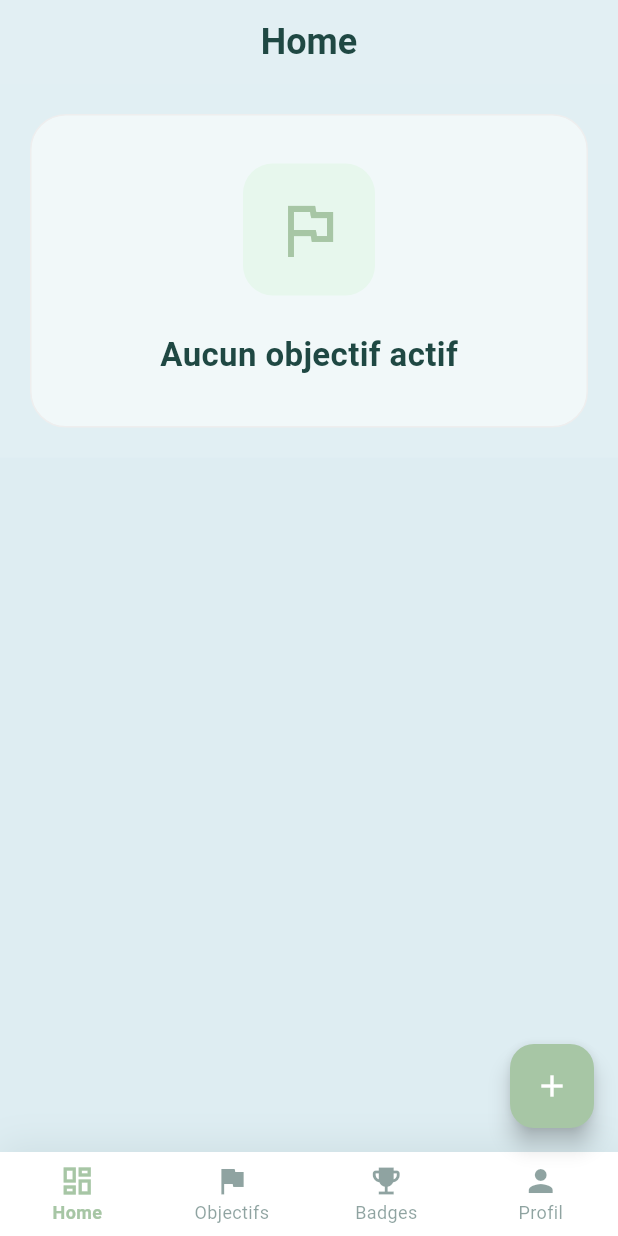
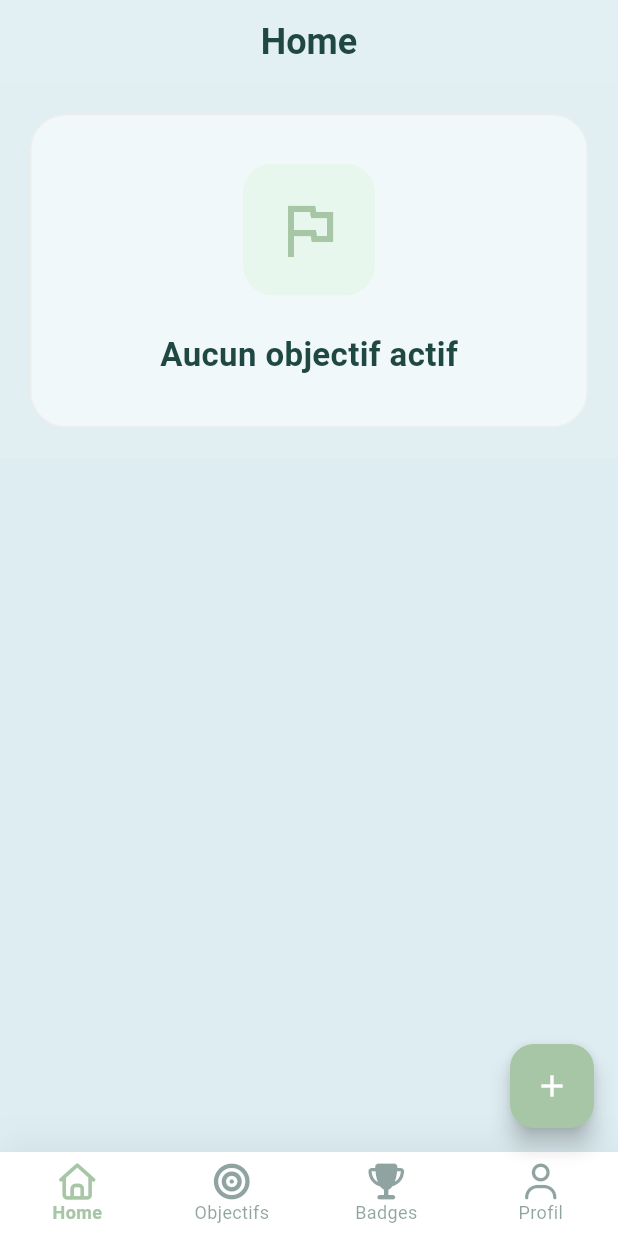
Before and after one commit to MOUSSBEKK/HabitoX, a Flutter app: the screen it shows after launch, on a phone screen of 412 x 824 dp. Run offline on Flutter 3.47's test engine with Material 3 defaults, Android fonts, the phone set to English and light mode, and no system bars; our stand-ins replace font_awesome_flutter, localstorage, shared_preferences; accounts and stored records are empty.

Commit message:
feat: add new icons

```diff
--- a/lib/main.dart
+++ b/lib/main.dart
@@ -6,6 +6,7 @@ import 'services/calendar_service.dart';
 import 'services/user_profile_service.dart';
 import 'screens/home_screen.dart';
 import 'constants/app_colors.dart';
+import 'package:font_awesome_flutter/font_awesome_flutter.dart';
 
 Future<void> main() async {
   WidgetsFlutterBinding.ensureInitialized();
@@ -29,23 +30,6 @@ class HabitoXApp extends StatelessWidget {
         title: 'HabitoX',
         theme: ThemeData(
           useMaterial3: true,
-
-          // Couleurs principales
-          primaryColor: AppColors.primaryColor,
-          // primarySwatch:
-          //     MaterialColor(AppColors.primaryColor.value, <int, Color>{
-          //       50: AppColors.primaryColor.withValues(alpha: 0.1),
-          //       100: AppColors.primaryColor.withValues(alpha: 0.2),
-          //       200: AppColors.primaryColor.withValues(alpha: 0.3),
-          //       300: AppColors.primaryColor.withValues(alpha: 0.4),
-          //       400: AppColors.primaryColor.withValues(alpha: 0.5),
-          //       500: AppColors.primaryColor,
-          //       600: AppColors.primaryDark,
-          //       700: AppColors.primaryDark,
-          //       800: AppColors.primaryDark,
-          //       900: AppColors.primaryDark,
-          //     }),
-
           // Couleurs de surface
           scaffoldBackgroundColor: AppColors.lightColor.withValues(alpha: 0.15),
           cardColor: Colors.white,
@@ -62,113 +46,6 @@ class HabitoXApp extends StatelessWidget {
               fontWeight: FontWeight.w600,
             ),
           ),
-
-          // Boutons
-          // elevatedButtonTheme: ElevatedButtonThemeData(
-          //   style: ElevatedButton.styleFrom(
-          //     backgroundColor: AppColors.primaryColor,
-          //     foregroundColor: Colors.white,
-          //     elevation: 0,
-          //     shadowColor: AppColors.primaryColor.withValues(alpha: 0.3),
-          //     shape: RoundedRectangleBorder(
-          //       borderRadius: BorderRadius.circular(16),
-          //     ),
-          //     padding: const EdgeInsets.symmetric(horizontal: 24, vertical: 16),
-          //     textStyle: const TextStyle(
-          //       fontSize: 16,
-          //       fontWeight: FontWeight.w500,
-          //     ),
-          //   ),
-          // ),
-
-          // outlinedButtonTheme: OutlinedButtonThemeData(
-          //   style: OutlinedButton.styleFrom(
-          //     foregroundColor: AppColors.darkColor,
-          //     side: BorderSide(
-          //       color: AppColors.darkColor.withValues(alpha: 0.3),
-          //       width: 1.5,
-          //     ),
-          //     shape: RoundedRectangleBorder(
-          //       borderRadius: BorderRadius.circular(16),
-          //     ),
-          //     padding: const EdgeInsets.symmetric(horizontal: 24, vertical: 16),
-          //     textStyle: const TextStyle(
-          //       fontSize: 16,
-          //       fontWeight: FontWeight.w500,
-          //     ),
-          //   ),
-          // ),
-          // textButtonTheme: TextButtonThemeData(
-          //   style: TextButton.styleFrom(
-          //     foregroundColor: AppColors.primaryColor,
-          //     shape: RoundedRectangleBorder(
-          //       borderRadius: BorderRadius.circular(12),
-          //     ),
-          //     padding: const EdgeInsets.symmetric(horizontal: 16, vertical: 12),
-          //     textStyle: const TextStyle(
-          //       fontSize: 16,
-          //       fontWeight: FontWeight.w500,
-          //     ),
-          //   ),
-          // ),
-
-          // // Cartes
-          // cardTheme: CardThemeData(
-          //   color: Colors.white,
-          //   elevation: 0,
-          //   shadowColor: AppColors.darkColor.withValues(alpha: 0.1),
-          //   shape: RoundedRectangleBorder(
-          //     borderRadius: BorderRadius.circular(20),
-          //     side: BorderSide(
-          //       color: AppColors.lightColor.withValues(alpha: 0.3),
-          //       width: 1,
-          //     ),
-          //   ),
-          // ),
-
-          // // Input
-          // inputDecorationTheme: InputDecorationTheme(
-          //   filled: true,
-          //   fillColor: AppColors.lightColor.withValues(alpha: 0.2),
-          //   border: OutlineInputBorder(
-          //     borderRadius: BorderRadius.circular(16),
-          //     borderSide: BorderSide(
-          //       color: AppColors.lightColor.withValues(alpha: 0.5),
-          //     ),
-          //   ),
-          //   enabledBorder: OutlineInputBorder(
-          //     borderRadius: BorderRadius.circular(16),
-          //     borderSide: BorderSide(
-          //       color: AppColors.lightColor.withValues(alpha: 0.5),
-          //     ),
-          //   ),
-          //   focusedBorder: OutlineInputBorder(
-          //     borderRadius: BorderRadius.circular(16),
-          //     borderSide: BorderSide(color: AppColors.primaryColor, width: 2),
-          //   ),
-          //   labelStyle: TextStyle(color: AppColors.darkColor.withValues(alpha: 0.7)),
-          //   hintStyle: TextStyle(color: AppColors.darkColor.withValues(alpha: 0.5)),
-          // ),
-
-          // Textes
-          // textTheme: const TextTheme(
-          //   displayLarge: TextStyle(color: AppColors.darkColor),
-          //   displayMedium: TextStyle(color: AppColors.darkColor),
-          //   displaySmall: TextStyle(color: AppColors.darkColor),
-          //   headlineLarge: TextStyle(color: AppColors.darkColor),
-          //   headlineMedium: TextStyle(color: AppColors.darkColor),
-          //   headlineSmall: TextStyle(color: AppColors.darkColor),
-          //   titleLarge: TextStyle(color: AppColors.darkColor),
-          //   titleMedium: TextStyle(color: AppColors.darkColor),
-          //   titleSmall: TextStyle(color: AppColors.darkColor),
-          //   bodyLarge: TextStyle(color: AppColors.darkColor),
-          //   bodyMedium: TextStyle(color: AppColors.darkColor),
-          //   bodySmall: TextStyle(color: AppColors.darkColor),
-          //   labelLarge: TextStyle(color: AppColors.darkColor),
-          //   labelMedium: TextStyle(color: AppColors.darkColor),
-          //   labelSmall: TextStyle(color: AppColors.darkColor),
-          // ),
-
           // Divider
           dividerTheme: DividerThemeData(
             color: AppColors.lightColor.withValues(alpha: 0.5),
--- a/lib/screens/home_screen.dart
+++ b/lib/screens/home_screen.dart
@@ -5,6 +5,7 @@ import 'badges_screen.dart';
 import '../widgets/skill_progress_widget.dart';
 import '../models/goal.dart';
 import '../widgets/add_goal_bottom_sheet.dart';
+import 'package:font_awesome_flutter/font_awesome_flutter.dart';
 
 // Couleurs du design épuré
 class HomeColors {
@@ -103,22 +104,31 @@ class _HomeScreenState extends State<HomeScreen> {
               elevation: 0,
               items: [
                 BottomNavigationBarItem(
-                  icon: Icon(
-                    Icons.dashboard_outlined,
+                  icon: FaIcon(
+                    FontAwesomeIcons.house,
                     size: isTablet ? 28.0 : 24.0,
                   ),
                   label: 'Home',
                 ),
                 BottomNavigationBarItem(
-                  icon: Icon(Icons.flag, size: isTablet ? 28.0 : 24.0),
+                  icon: FaIcon(
+                    FontAwesomeIcons.bullseye,
+                    size: isTablet ? 28.0 : 24.0,
+                  ),
                   label: 'Objectifs',
                 ),
                 BottomNavigationBarItem(
-                  icon: Icon(Icons.emoji_events, size: isTablet ? 28.0 : 24.0),
+                  icon: FaIcon(
+                    FontAwesomeIcons.trophy,
+                    size: isTablet ? 28.0 : 24.0,
+                  ),
                   label: 'Badges',
                 ),
                 BottomNavigationBarItem(
-                  icon: Icon(Icons.person, size: isTablet ? 28.0 : 24.0),
+                  icon: FaIcon(
+                    FontAwesomeIcons.user,
+                    size: isTablet ? 28.0 : 24.0,
+                  ),
                   label: 'Profil',
                 ),
               ],
--- a/pubspec.yaml
+++ b/pubspec.yaml
@@ -38,6 +38,7 @@ dependencies:
   shared_preferences: ^2.2.2
   provider: ^6.1.1
   localstorage: 6.0.0
+  font_awesome_flutter: ^10.10.0
 
 dev_dependencies:
   flutter_test:
```
Also changed, not shown: pubspec.lock.
